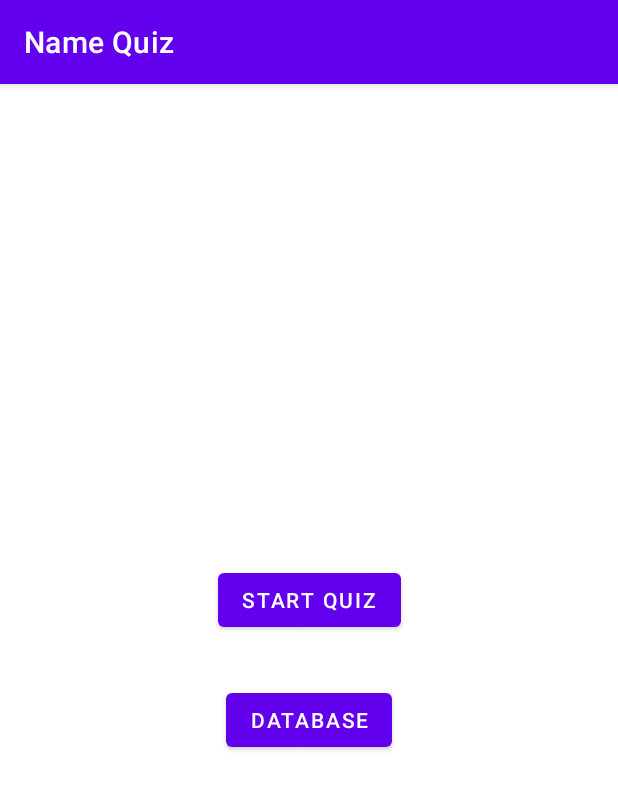
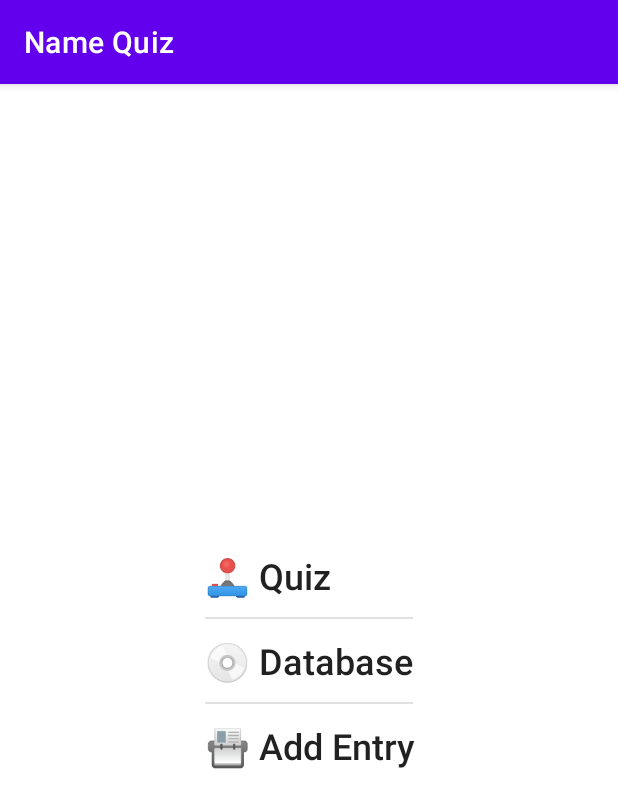
Before and after one commit to haggbart/dat153-namequiz, an Android app: the screen it shows after launch (MainActivity), on a phone screen of 412 x 824 dp. Shown: the top 808 px of the screen. Run offline under Robolectric (Android 15) with nearby library versions, the phone set to English and light mode, and no system bars; libraries missing offline, so code that uses them is left out: com.github.javafaker.

Commit message:
Replace ListView with RecyclerView and layout improvements (#10)
* recyclerview and swipe to delete entries

* simplify touch flags

* navigation from mainactivity to add entry and layout improvements

```diff
--- a/app/src/main/java/com/haggbart/dat153/namequiz/MainActivity.java
+++ b/app/src/main/java/com/haggbart/dat153/namequiz/MainActivity.java
@@ -4,11 +4,12 @@ import android.content.Intent;
 import android.os.Bundle;
 import android.util.Log;
 import android.view.View;
-import android.widget.Button;
+import android.widget.TextView;
 
 import androidx.appcompat.app.AppCompatActivity;
 
 import com.haggbart.dat153.namequiz.database.Bootstrap;
+
 
 public class MainActivity extends AppCompatActivity implements View.OnClickListener {
 
@@ -20,11 +21,13 @@ public class MainActivity extends AppCompatActivity implements View.OnClickListe
         super.onCreate(savedInstanceState);
         setContentView(R.layout.activity_main);
 
-        Button btnQuiz = findViewById(R.id.btnQuiz);
-        Button btnDatabase = findViewById(R.id.btnDatabase);
+        TextView tvQuiz = findViewById(R.id.tvQuiz);
+        TextView tvDatabase = findViewById(R.id.tvDatabase);
+        TextView tvAddEntry = findViewById(R.id.tvAddEntry);
 
-        btnQuiz.setOnClickListener(this);
-        btnDatabase.setOnClickListener(this);
+        tvQuiz.setOnClickListener(this);
+        tvDatabase.setOnClickListener(this);
+        tvAddEntry.setOnClickListener(this);
     }
 
 
@@ -34,10 +37,12 @@ public class MainActivity extends AppCompatActivity implements View.OnClickListe
         Intent intent = new Intent(this, DatabaseActivity.class);
 
         int id = view.getId();
-        if (id == R.id.btnQuiz) {
+        if (id == R.id.tvQuiz) {
             intent = new Intent(this, QuizActivity.class);
-        } else if (id == R.id.btnDatabase) {
+        } else if (id == R.id.tvDatabase) {
             intent = new Intent(this, DatabaseActivity.class);
+        } else if (id == R.id.tvAddEntry) {
+            intent = new Intent(this, AddEntryActivity.class);
         }
         startActivity(intent);
     }
--- a/app/src/main/java/com/haggbart/dat153/namequiz/QuizActivity.java
+++ b/app/src/main/java/com/haggbart/dat153/namequiz/QuizActivity.java
@@ -104,7 +104,7 @@ public class QuizActivity extends AppCompatActivity implements View.OnClickListe
         }
         attempts++;
 
-        tvStats.setText(points + "/" + attempts);
+        tvStats.setText("Score: " + points + "/" + attempts);
         tvStatsPercent.setText(String.format("%.0f%%", (points / (float)attempts * 100)));
 
         ((Button) view).setBackgroundColor(ContextCompat.getColor(this, R.color.red));
--- a/app/src/main/java/com/haggbart/dat153/namequiz/database/Bootstrap.java
+++ b/app/src/main/java/com/haggbart/dat153/namequiz/database/Bootstrap.java
@@ -32,7 +32,8 @@ public class Bootstrap {
                 new PersonEntry("Harald", "Solheim", getUri(R.drawable.harald_solheim)),
                 new PersonEntry("Bjarte", "Kileng", getUri(R.drawable.bjarte_kileng)),
                 new PersonEntry("Roger", "Karlsen", getUri(R.drawable.roger_karlsen)),
-                new PersonEntry("Volker", "Stolz", getUri(R.drawable.volker_stolz))
+                new PersonEntry("Volker", "Stolz", getUri(R.drawable.volker_stolz)),
+                new PersonEntry("Mads Henrik", "Sørbø", getUri(R.drawable.mads_henrik))
         );
 
 //        for (int i = 0; i < 100_000; i++) {
--- a/app/src/main/java/com/haggbart/dat153/namequiz/person/PersonTouchHelper.java
+++ b/app/src/main/java/com/haggbart/dat153/namequiz/person/PersonTouchHelper.java
@@ -24,9 +24,7 @@ public class PersonTouchHelper extends ItemTouchHelper.Callback {
     @Override
     public int getMovementFlags(@NonNull RecyclerView recyclerView, @NonNull RecyclerView.ViewHolder viewHolder) {
         Log.d(TAG, "getMovementFlags: called");
-        final int dragFlags = ItemTouchHelper.UP | ItemTouchHelper.DOWN;
-        final int swipeFlags = ItemTouchHelper.START | ItemTouchHelper.END;
-        return makeMovementFlags(dragFlags, swipeFlags);
+        return makeMovementFlags(0, ItemTouchHelper.START | ItemTouchHelper.END);
     }
 
     @Override
--- a/app/src/main/res/layout/activity_main.xml
+++ b/app/src/main/res/layout/activity_main.xml
@@ -6,33 +6,58 @@
     android:layout_height="match_parent"
     tools:context=".MainActivity">
 
-    <Button
-        android:id="@+id/btnDatabase"
+    <TextView
+        android:id="@+id/tvQuiz"
         android:layout_width="wrap_content"
-        android:layout_height="48dp"
-        android:layout_marginTop="32dp"
-        android:text="Database"
+        android:layout_height="wrap_content"
+        android:layout_marginBottom="24dp"
+        android:text="🕹 Quiz"
+        android:textAppearance="@style/TextAppearance.AppCompat.Body2"
+        android:textSize="24sp"
+        app:layout_constraintBottom_toTopOf="@+id/tvDatabase"
+        app:layout_constraintStart_toStartOf="@+id/tvDatabase" />
+
+
+    <View
+        android:id="@+id/divider1"
+        style="@style/Divider"
+        android:layout_width="0dp"
+        app:layout_constraintBottom_toTopOf="@+id/tvDatabase"
+        app:layout_constraintEnd_toEndOf="@+id/tvDatabase"
+        app:layout_constraintStart_toStartOf="@+id/tvQuiz"
+        app:layout_constraintTop_toBottomOf="@+id/tvQuiz" />
+
+    <View
+        android:id="@+id/divider2"
+        style="@style/Divider"
+        android:layout_width="0dp"
+        app:layout_constraintBottom_toTopOf="@+id/tvAddEntry"
+        app:layout_constraintEnd_toEndOf="@+id/tvDatabase"
+        app:layout_constraintStart_toStartOf="@+id/tvDatabase"
+        app:layout_constraintTop_toBottomOf="@+id/tvDatabase" />
+
+    <TextView
+        android:id="@+id/tvDatabase"
+        android:layout_width="wrap_content"
+        android:layout_height="wrap_content"
+        android:text="💿 Database"
+        android:textAppearance="@style/TextAppearance.AppCompat.Body2"
+        android:textSize="24sp"
+        app:layout_constraintBottom_toBottomOf="parent"
         app:layout_constraintEnd_toEndOf="parent"
         app:layout_constraintHorizontal_bias="0.5"
         app:layout_constraintStart_toStartOf="parent"
-        app:layout_constraintTop_toBottomOf="@+id/btnQuiz" />
+        app:layout_constraintTop_toTopOf="parent" />
 
-    <Button
-        android:id="@+id/btnQuiz"
+    <TextView
+        android:id="@+id/tvAddEntry"
         android:layout_width="wrap_content"
         android:layout_height="wrap_content"
-        android:layout_marginBottom="16dp"
-        android:text="Start Quiz"
-        app:layout_constraintBottom_toTopOf="@+id/guideline5"
-        app:layout_constraintEnd_toEndOf="parent"
-        app:layout_constraintHorizontal_bias="0.5"
-        app:layout_constraintStart_toStartOf="parent" />
-
-    <androidx.constraintlayout.widget.Guideline
-        android:id="@+id/guideline5"
-        android:layout_width="wrap_content"
-        android:layout_height="wrap_content"
-        android:orientation="horizontal"
-        app:layout_constraintGuide_percent="0.5" />
+        android:layout_marginTop="24dp"
+        android:text="📇 Add Entry"
+        android:textAppearance="@style/TextAppearance.AppCompat.Body2"
+        android:textSize="24sp"
+        app:layout_constraintStart_toStartOf="@+id/tvDatabase"
+        app:layout_constraintTop_toBottomOf="@+id/tvDatabase" />
 
 </androidx.constraintlayout.widget.ConstraintLayout>
--- a/app/src/main/res/layout/activity_quiz.xml
+++ b/app/src/main/res/layout/activity_quiz.xml
@@ -63,20 +63,22 @@
         android:id="@+id/tvStats"
         android:layout_width="wrap_content"
         android:layout_height="wrap_content"
-        android:layout_marginStart="20dp"
-        app:layout_constraintBaseline_toBaselineOf="@+id/tvStatsPercent"
-        app:layout_constraintStart_toEndOf="@+id/tvStatsPercent"
-        tools:text="4/10" />
+        android:background="#7A000000"
+        android:paddingHorizontal="8dp"
+        android:textColor="@color/white"
+        android:textSize="24sp"
+        app:layout_constraintBottom_toBottomOf="@+id/ivImage"
+        app:layout_constraintEnd_toEndOf="@+id/ivImage"
+        tools:text="Score: 4/10" />
 
     <TextView
         android:id="@+id/tvStatsPercent"
         android:layout_width="wrap_content"
         android:layout_height="wrap_content"
-        android:layout_marginTop="32dp"
+        android:gravity="center"
         android:textColor="#FF9800"
-        android:textSize="34sp"
+        android:textSize="96sp"
         app:layout_constraintEnd_toEndOf="parent"
-        app:layout_constraintHorizontal_bias="0.5"
         app:layout_constraintStart_toStartOf="parent"
         app:layout_constraintTop_toBottomOf="@+id/btnAnswer2"
         tools:text="100%" />
--- a/app/src/main/res/values/themes.xml
+++ b/app/src/main/res/values/themes.xml
@@ -13,4 +13,10 @@
         <item name="android:statusBarColor" tools:targetApi="l">?attr/colorPrimaryVariant</item>
         <!-- Customize your theme here. -->
     </style>
+
+    <style name="Divider">
+        <item name="android:layout_width">match_parent</item>
+        <item name="android:layout_height">1dp</item>
+        <item name="android:background">?android:attr/listDivider</item>
+    </style>
 </resources>
```
Also changed, not shown: app/src/main/res/drawable/mads_henrik.png (added).
